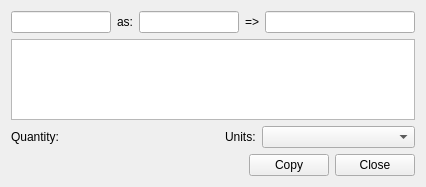
berndhahnebach/All_FreeCAD, file src/Gui/DlgUnitsCalculator.ui: the form before one commit.
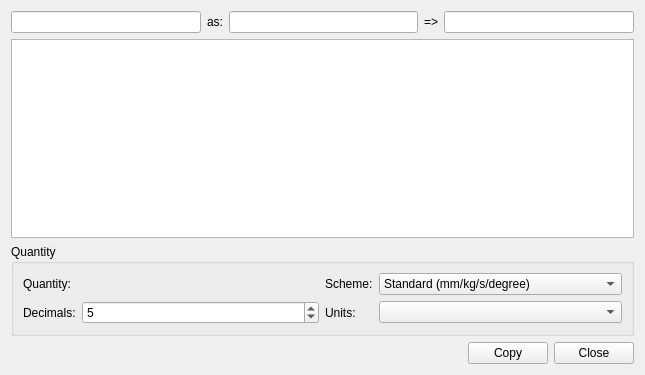
The form after the commit. Custom widgets are drawn as their Qt base class.

Commit message: extend units calculator

```diff
--- a/src/Gui/DlgUnitsCalculator.ui
+++ b/src/Gui/DlgUnitsCalculator.ui
@@ -6,14 +6,14 @@
    <rect>
     <x>0</x>
     <y>0</y>
-    <width>425</width>
-    <height>187</height>
+    <width>645</width>
+    <height>375</height>
    </rect>
   </property>
   <property name="windowTitle">
    <string>Units calculator</string>
   </property>
-  <layout class="QGridLayout" name="gridLayout">
+  <layout class="QGridLayout" name="gridLayout_2">
    <item row="0" column="0">
     <layout class="QHBoxLayout" name="horizontalLayout_2">
      <item>
@@ -89,16 +89,20 @@
     </widget>
    </item>
    <item row="2" column="0">
-    <layout class="QHBoxLayout" name="horizontalLayout_3">
-     <item>
+    <widget class="QGroupBox" name="groupBox">
+     <property name="title">
+      <string>Quantity</string>
+     </property>
+     <layout class="QGridLayout" name="gridLayout">
+      <item row="0" column="0">
       <widget class="QLabel" name="label_3">
        <property name="text">
         <string>Quantity:</string>
        </property>
       </widget>
      </item>
-     <item>
-      <widget class="Gui::QuantitySpinBox" name="quantitySpinBox" native="true">
+      <item row="0" column="1">
+       <widget class="Gui::QuantitySpinBox" name="quantitySpinBox">
        <property name="sizePolicy">
         <sizepolicy hsizetype="Expanding" vsizetype="Fixed">
          <horstretch>0</horstretch>
@@ -107,14 +111,85 @@
        </property>
       </widget>
      </item>
+      <item row="0" column="2">
+       <widget class="QLabel" name="label_6">
+        <property name="text">
+         <string>Scheme:</string>
+        </property>
+       </widget>
+      </item>
+      <item row="0" column="3">
+       <widget class="QComboBox" name="comboBoxScheme">
      <item>
+         <property name="text">
+          <string>Standard (mm/kg/s/degree)</string>
+         </property>
+        </item>
+        <item>
+         <property name="text">
+          <string>MKS (m/kg/s/degree)</string>
+         </property>
+        </item>
+        <item>
+         <property name="text">
+          <string>US customary (in/lb)</string>
+         </property>
+        </item>
+        <item>
+         <property name="text">
+          <string>Imperial decimal (in/lb)</string>
+         </property>
+        </item>
+        <item>
+         <property name="text">
+          <string>Building Euro (cm/m²/m³)</string>
+         </property>
+        </item>
+        <item>
+         <property name="text">
+          <string>Building US (ft-in/sqft/cuft)</string>
+         </property>
+        </item>
+        <item>
+         <property name="text">
+          <string>Metric small parts &amp; CNC(mm, mm/min)</string>
+         </property>
+        </item>
+        <item>
+         <property name="text">
+          <string>Imperial Civil (ft/ft^2/ft^3)</string>
+         </property>
+        </item>
+       </widget>
+      </item>
+      <item row="1" column="0">
+       <widget class="QLabel" name="label_5">
+        <property name="text">
+         <string>Decimals:</string>
+        </property>
+       </widget>
+      </item>
+      <item row="1" column="1">
+       <widget class="QSpinBox" name="spinBoxDecimals">
+        <property name="minimum">
+         <number>2</number>
+        </property>
+        <property name="maximum">
+         <number>12</number>
+        </property>
+        <property name="value">
+         <number>5</number>
+        </property>
+       </widget>
+      </item>
+      <item row="1" column="2">
       <widget class="QLabel" name="label_4">
        <property name="text">
         <string>Units:</string>
        </property>
       </widget>
      </item>
-     <item>
+      <item row="1" column="3">
       <widget class="QComboBox" name="unitsBox">
        <property name="sizePolicy">
         <sizepolicy hsizetype="Expanding" vsizetype="Fixed">
@@ -125,6 +200,7 @@
       </widget>
      </item>
     </layout>
+    </widget>
    </item>
    <item row="3" column="0">
     <layout class="QHBoxLayout" name="horizontalLayout">
```
Lines whose indentation alone changed are shown as unchanged. The commit also changes 2 other files.
